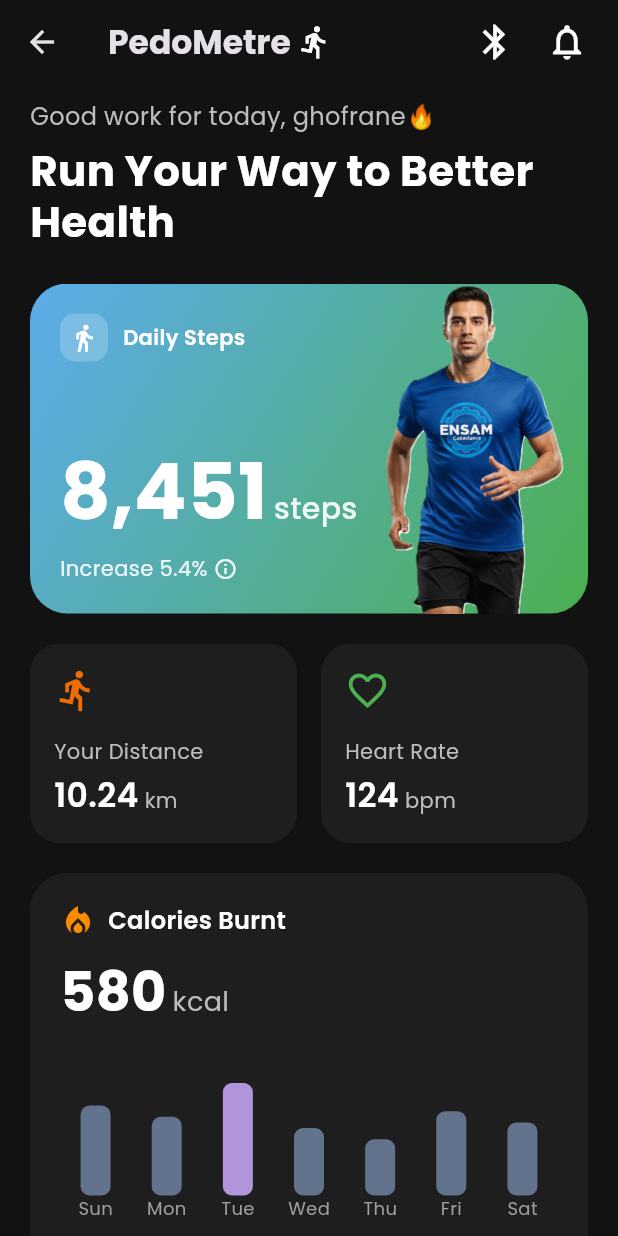
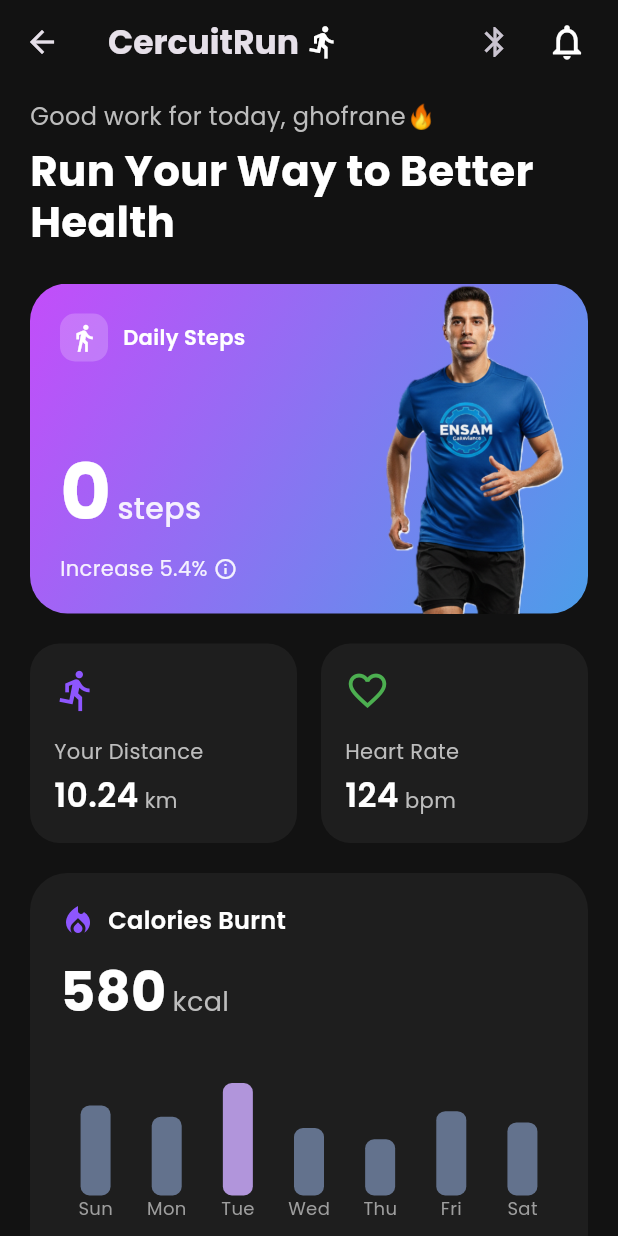
Before and after one commit to AMiNeC777/PedoMeter-App, a Flutter app: the screen it shows after launch, after a tap on "START YOUR JOURNEY", on a phone screen of 412 x 824 dp. Run offline on Flutter 3.47's test engine with Material 3 defaults, Android fonts, the phone set to English and light mode, and no system bars; drawn by our look-alikes of fl_chart; our stand-ins replace flutter_blue_plus, flutter_neumorphic_plus, google_fonts.

Commit message:
added some services

```diff
--- a/lib/main.dart
+++ b/lib/main.dart
@@ -12,7 +12,7 @@ class MyApp extends StatelessWidget {
   Widget build(BuildContext context) {
     return MaterialApp(
       debugShowCheckedModeBanner: false,
-      title: 'PacePro',
+      title: 'CercuitRun',
       theme: ThemeData(
         brightness: Brightness.dark,
         scaffoldBackgroundColor: const Color(0xFF121212), // Very dark grey
--- a/lib/screens/home_screen.dart
+++ b/lib/screens/home_screen.dart
@@ -3,11 +3,33 @@ import 'package:flutter/material.dart';
 import 'package:google_fonts/google_fonts.dart';
 import 'package:pedo_metreapp/widgets/statcard.dart';
 import 'package:pedo_metreapp/screens/ble_pedometer_screen.dart';
+import 'package:pedo_metreapp/services/ble_pedometer_service.dart';
 
-class HomeScreen extends StatelessWidget {
+class HomeScreen extends StatefulWidget {
   const HomeScreen(this.name, {super.key});
 
   final String name;
+
+  @override
+  State<HomeScreen> createState() => _HomeScreenState();
+}
+
+class _HomeScreenState extends State<HomeScreen> {
+  int _stepCount = 0;
+  final BLEPedometerService _bleService = BLEPedometerService();
+
+  @override
+  void initState() {
+    super.initState();
+    _stepCount = _bleService.currentStepCount;
+    _bleService.stepCountStream.listen((count) {
+      if (mounted) {
+        setState(() {
+          _stepCount = count;
+        });
+      }
+    });
+  }
 
   @override
   Widget build(BuildContext context) {
@@ -18,7 +40,7 @@ class HomeScreen extends StatelessWidget {
         title: Row(
           children: [
             Text(
-              'PedoMetre',
+              'CercuitRun',
               style: GoogleFonts.poppins(
                 fontWeight: FontWeight.bold,
                 fontSize: 22,
@@ -34,19 +56,13 @@ class HomeScreen extends StatelessWidget {
         ),
         actions: [
           IconButton(
+            icon: const Icon(Icons.bluetooth),
             onPressed: () {
               Navigator.push(
                 context,
-                MaterialPageRoute(
-                  builder: (context) => const BLEPedometerScreen(),
-                ),
+                MaterialPageRoute(builder: (_) =>  BLEPedometerScreen()),
               );
             },
-            icon: const Icon(
-              Icons.bluetooth,
-              color: Colors.white,
-              size: 28,
-            ),
           ),
           IconButton(
             onPressed: () {},
@@ -66,7 +82,7 @@ class HomeScreen extends StatelessWidget {
           children: [
             // Greeting Text
             Text(
-              'Good work for today, $name''🔥',
+              'Good work for today, ${widget.name}''🔥',
               style: GoogleFonts.poppins(
                 color: Colors.grey[400],
                 fontSize: 16,
@@ -113,8 +129,8 @@ class HomeScreen extends StatelessWidget {
           borderRadius: BorderRadius.circular(25),
           gradient: const LinearGradient(
             colors: [
-              Color(0xFF5CACEB), // Blue
-              Color(0xFF4CAF50), // Green
+              Color.fromARGB(255, 195, 77, 250), // Blue
+              Color.fromARGB(255, 76, 157, 233), // Green
             ],
             begin: Alignment.topLeft,
             end: Alignment.bottomRight,
@@ -155,7 +171,8 @@ class HomeScreen extends StatelessWidget {
                   textBaseline: TextBaseline.alphabetic,
                   children: [
                     Text(
-                      '8,451',
+                      // show dynamic step count
+                      '$_stepCount',
                       style: GoogleFonts.poppins(
                         color: Colors.white,
                         fontWeight: FontWeight.bold,
@@ -218,7 +235,7 @@ class HomeScreen extends StatelessWidget {
         Expanded(
           child: StatCard(
             icon: Icons.directions_run,
-            iconColor: Color(0xFFEF6C00), // Deep Orange
+            iconColor: Color.fromARGB(255, 142, 86, 255), // Deep Orange
             label: 'Your Distance',
             value: '10.24',
             unit: 'km',
@@ -250,7 +267,7 @@ class HomeScreen extends StatelessWidget {
         children: [
           Row(
             children: [
-              Icon(Icons.local_fire_department, color: Colors.orange[600]),
+              Icon(Icons.local_fire_department, color: const Color.fromARGB(255, 142, 86, 255)),
               const SizedBox(width: 8),
               Text(
                 'Calories Burnt',
--- a/lib/screens/welcom_screen.dart
+++ b/lib/screens/welcom_screen.dart
@@ -16,10 +16,18 @@ class WelcomeScreen extends StatelessWidget {
           padding: const EdgeInsets.symmetric(vertical: 10.0),
           child: Stack(
             children: [
-              Image.asset(
-            'assets/images/Bg.png',
+              Positioned(
+                top: 50,
+                right: 0,
+                left: 20,
+                child: Container(
+                  height: 600,
+                  child: Image.asset(
+                  "assets/images/Background.png",
                               // Adjust height as needed for your asset
                               height: 700,
+                              width: 700,
+                              fit: BoxFit.cover,
                               errorBuilder: (context, error, stackTrace) {
                   // Friendly fallback if the image is missing
                   return Container(
@@ -28,13 +36,15 @@ class WelcomeScreen extends StatelessWidget {
                     color: Colors.white.withOpacity(0.1),
                     child: const Center(
                       child: Text(
-                    'Add "runner.png" to assets/images/',
+                        'Add "BG3.png" to assets/images/',
                         textAlign: TextAlign.center,
                         style: TextStyle(color: Colors.white54),
                       ),
                     ),
                   );
                               },
+                            ),
+                ),
               ),
               Column(
               // This structure divides the screen into 3 parts:
--- a/lib/services/ble_pedometer_service.dart
+++ b/lib/services/ble_pedometer_service.dart
@@ -3,9 +3,15 @@ import 'dart:typed_data';
 import 'package:flutter_blue_plus/flutter_blue_plus.dart';
 
 class BLEPedometerService {
-  // UUIDs for Pico Pedometer
-  static const String pedometerServiceUuid = '180A'; // Example service UUID
-  static const String stepCountCharUuid = '2A3F'; // Example characteristic UUID
+  // Singleton setup
+  BLEPedometerService._privateConstructor();
+  static final BLEPedometerService instance = BLEPedometerService._privateConstructor();
+  factory BLEPedometerService() => instance;
+
+  // TODO: Replace these with the actual UUIDs from your Pico Pedometer
+  // Use the BLE Debug Screen to discover them
+  static const String pedometerServiceUuid = 'a1b2c3d4-0000-1111-2222-333333333333';
+  static const String stepCountCharUuid = 'a1b2c3d4-0001-1111-2222-333333333333';
   static const String deviceName = 'Pico Pedometer';
 
   late BluetoothDevice _connectedDevice;
@@ -21,9 +27,11 @@ class BLEPedometerService {
 
   bool _isScanning = false;
   bool _isConnected = false;
+  int _currentStepCount = 0; // Global current steps
 
   bool get isScanning => _isScanning;
   bool get isConnected => _isConnected;
+  int get currentStepCount => _currentStepCount;
   BluetoothDevice? get connectedDevice => _isConnected ? _connectedDevice : null;
 
   /// Start scanning for BLE devices
@@ -170,6 +178,7 @@ class BLEPedometerService {
       final byteData = ByteData.view(Uint8List.fromList(data.sublist(0, 4)).buffer);
       final stepCount = byteData.getUint32(0, Endian.little);
 
+      _currentStepCount = stepCount; // update global value
       _stepCountController.add(stepCount);
     } catch (e) {
       print('Error processing step data: $e');
@@ -193,6 +202,7 @@ class BLEPedometerService {
 
   /// Cleanup resources
   void dispose() {
+    // Only call when app is terminating to fully clean resources.
     _stepCountController.close();
     _connectionStatusController.close();
     _scanStatusController.close();
```
Also changed, not shown: lib/screens/ble_debug_screen.dart (added, +225 -0 lines), lib/screens/ble_pedometer_screen.dart (+12 -1 lines), pubspec.yaml (+7 -0 lines), assets/images/Background.png (added), assets/images/logofinal.png (added), pubspec.lock, 30 other files. Lines whose indentation alone changed are shown as unchanged.
